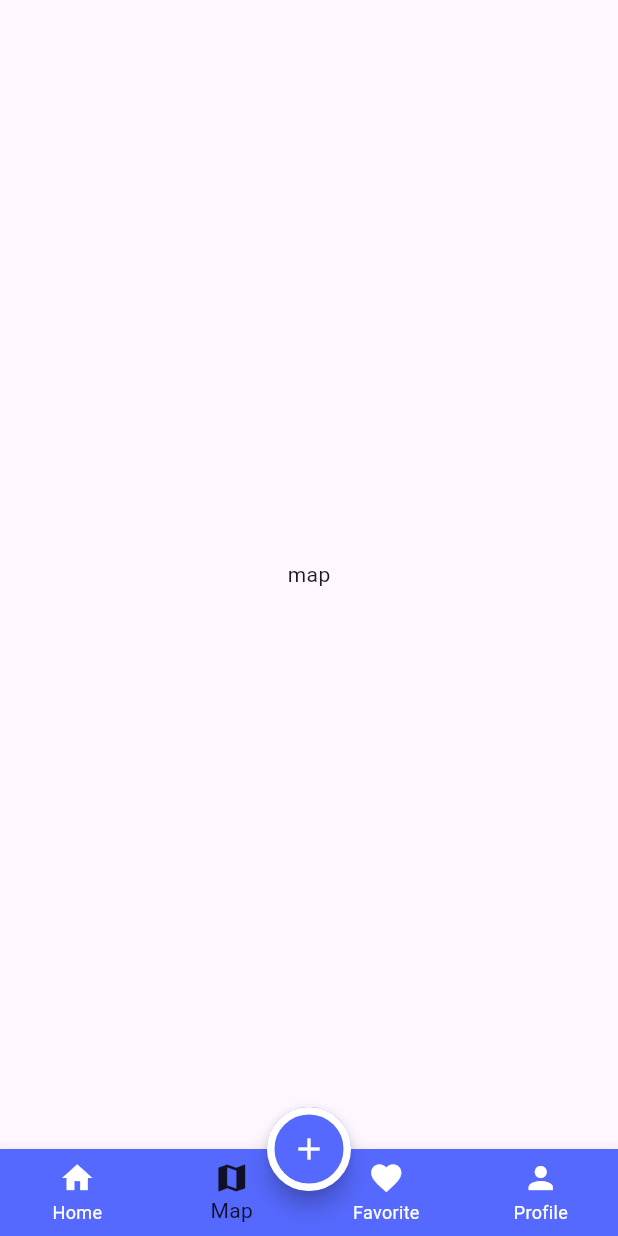
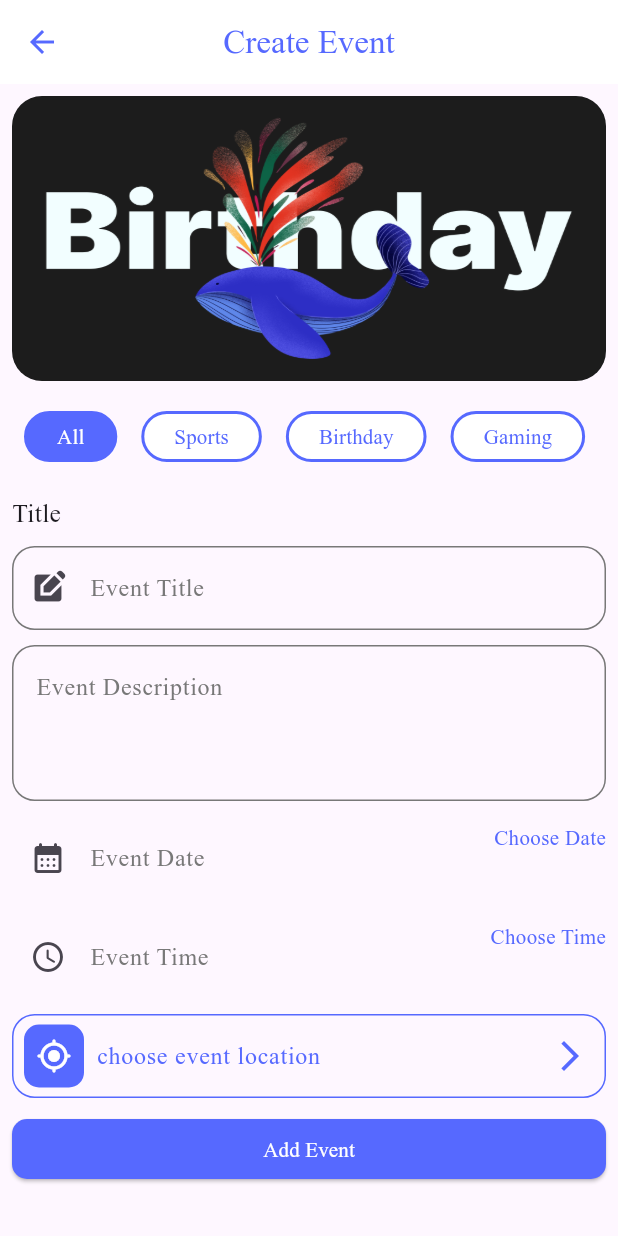
Before and after one commit to SajaAsfour/Event-Planning-Mobile-App, a Flutter app: the screen it shows after launch, item 2 of the bottom bar chosen, after a tap on the "add" icon, on a phone screen of 412 x 824 dp. Run offline on Flutter 3.47's test engine with Material 3 defaults, Android fonts, the light colour scheme and no system bars; generated files the repository leaves out were written again.

Commit message:
Add Event Page

```diff
--- a/lib/core/utils/app_theme.dart
+++ b/lib/core/utils/app_theme.dart
@@ -7,7 +7,8 @@ class AppTheme {
   static final ThemeData lightTheme = ThemeData(
     appBarTheme: AppBarTheme(
         backgroundColor: AppColors.primaryLight,
-        foregroundColor: AppColors.primaryDark),
+        foregroundColor: AppColors.primaryDark
+        ),
     bottomNavigationBarTheme: BottomNavigationBarThemeData(
         selectedItemColor: AppColors.primaryDark,
         unselectedItemColor: AppColors.whiteColor,
@@ -24,7 +25,8 @@ class AppTheme {
   static final ThemeData darkTheme = ThemeData(
     appBarTheme: AppBarTheme(
         backgroundColor: AppColors.primaryDark,
-        foregroundColor: AppColors.primaryLight),
+        foregroundColor: AppColors.primaryLight
+        ),
     bottomNavigationBarTheme: BottomNavigationBarThemeData(
         selectedItemColor: AppColors.primaryLight,
         unselectedItemColor: AppColors.whiteColor,
--- /dev/null
+++ b/lib/core/widget/CustomTextField.dart
@@ -0,0 +1,66 @@
+// ignore_for_file: prefer_const_constructors
+
+import 'package:flutter/material.dart';
+import 'package:tevent/core/utils/app_colors.dart';
+
+class CustomTextField extends StatelessWidget {
+  final Color? color;
+  final String hintText;
+  final String? labelText;
+  final TextStyle? hintStyle;
+  final TextStyle? labelStyle;
+  final Widget? prefixIcon;
+  final Widget? suffixIcon;
+  final bool obscureText;
+  final int? maxLines;
+  final TextEditingController? controller;
+  final TextInputType? keyboardType;
+  final bool readOnly;
+
+   CustomTextField({
+    Key? key,
+    this.color,
+    required this.hintText,
+    this.labelText,
+    this.hintStyle,
+    this.labelStyle,
+    this.prefixIcon,
+    this.suffixIcon,
+    this.readOnly=false,
+    this.obscureText = false,
+    this.maxLines = 1,
+    this.controller,
+    this.keyboardType,
+  }) : super(key: key);
+
+  @override
+  Widget build(BuildContext context) {
+    return TextField(
+      readOnly:readOnly,
+      controller: controller,
+      keyboardType: keyboardType,
+      obscureText: obscureText,
+      maxLines: maxLines,
+      decoration: InputDecoration(
+        hintText: hintText,
+        hintStyle: hintStyle,
+        labelText: labelText,
+        labelStyle: labelStyle,
+        prefixIcon: prefixIcon,
+        suffixIcon: suffixIcon,
+        border: OutlineInputBorder(
+          borderRadius: BorderRadius.circular(15),
+          borderSide: BorderSide(color: color!),
+        ),
+        enabledBorder: OutlineInputBorder(
+          borderRadius: BorderRadius.circular(15),
+          borderSide: BorderSide(color: color!),
+        ),
+        focusedBorder: OutlineInputBorder(
+          borderRadius: BorderRadius.circular(15),
+          borderSide: BorderSide(color: color!),
+        ),
+      ),
+    );
+  }
+}
--- /dev/null
+++ b/lib/core/widget/TabEventWidget1.dart
@@ -0,0 +1,31 @@
+// ignore_for_file: prefer_const_constructors_in_immutables, prefer_const_constructors, must_be_immutable
+
+import 'package:flutter/material.dart';
+import 'package:tevent/core/utils/app_colors.dart';
+
+class Tabeventwidget1 extends StatelessWidget {
+  Tabeventwidget1(
+      {super.key, required this.eventName, required this.isSelected});
+  String eventName;
+  bool isSelected;
+  @override
+  Widget build(BuildContext context) {
+    return Container(
+
+      padding: EdgeInsets.symmetric(
+        horizontal: 20,
+        vertical: 5,
+      ),
+      decoration: BoxDecoration(
+        color: isSelected?AppColors.primaryLight:AppColors.whiteColor,
+        borderRadius: BorderRadius.circular(20),
+        border: Border.all(color: AppColors.primaryLight, width: 2),
+      ),
+      child: Text(
+        eventName,
+        style: TextStyle(
+            color: isSelected?AppColors.whiteColor: AppColors.primaryLight, fontFamily: "Times New Roman"),
+      ),
+    );
+  }
+}
--- /dev/null
+++ b/lib/feature/home/add_event_page.dart
@@ -0,0 +1,267 @@
+// ignore_for_file: prefer_const_constructors_in_immutables, prefer_const_constructors, prefer_const_literals_to_create_immutables
+
+import 'package:flutter/material.dart';
+import 'package:intl/intl.dart';
+import 'package:tevent/core/utils/app_colors.dart';
+import 'package:flutter_gen/gen_l10n/app_localizations.dart';
+import 'package:tevent/core/widget/CustomTextField.dart';
+import 'package:tevent/core/widget/TabEventWidget1.dart';
+import 'package:tevent/feature/home/home_page.dart';
+
+class AddEventPage extends StatefulWidget {
+  AddEventPage({super.key});
+
+  @override
+  State<AddEventPage> createState() => _AddEventPageState();
+}
+
+class _AddEventPageState extends State<AddEventPage> {
+  var startTimeController = TextEditingController();
+  var dateContrller = TextEditingController();
+  int selectedIndex = 0;
+  @override
+  Widget build(BuildContext context) {
+    List<String> eventNameList = [
+      AppLocalizations.of(context)!.all,
+      AppLocalizations.of(context)!.sports,
+      AppLocalizations.of(context)!.birthday,
+      AppLocalizations.of(context)!.gaming,
+      AppLocalizations.of(context)!.meetting,
+      AppLocalizations.of(context)!.workshop,
+      AppLocalizations.of(context)!.eating,
+    ];
+    return Scaffold(
+      appBar: AppBar(
+        backgroundColor: AppColors.whiteColor,
+        foregroundColor: AppColors.primaryLight,
+        centerTitle: true,
+        title: Text(
+          "Create Event",
+          style: TextStyle(
+            color: AppColors.primaryLight,
+            fontFamily: "Times New Roman",
+          ),
+        ),
+      ),
+      body: Padding(
+        padding: const EdgeInsets.all(8.0),
+        child: Column(
+          crossAxisAlignment: CrossAxisAlignment.start,
+          children: [
+            Container(
+              height: 190,
+              decoration: BoxDecoration(
+                  borderRadius: BorderRadius.circular(20),
+                  image: DecorationImage(
+                      image: AssetImage("assets/images/birthday.png"),
+                      fit: BoxFit.fill)),
+            ),
+            SizedBox(
+              height: 10,
+            ),
+            DefaultTabController(
+              length: eventNameList.length,
+              child: TabBar(
+                  onTap: (index) {
+                    setState(() {
+                      selectedIndex = index;
+                    });
+                  },
+                  indicatorColor: AppColors.transparentColor,
+                  dividerColor: AppColors.transparentColor,
+                  isScrollable: true,
+                  tabAlignment: TabAlignment.start,
+                  labelPadding:
+                      EdgeInsets.symmetric(horizontal: 8, vertical: 10),
+                  tabs: eventNameList.map((eventName) {
+                    return Tabeventwidget1(
+                        eventName: eventName,
+                        isSelected:
+                            selectedIndex == eventNameList.indexOf(eventName));
+                  }).toList()),
+            ),
+            SizedBox(
+              height: 10,
+            ),
+            Expanded(
+              child: SingleChildScrollView(
+                child: Column(
+                  crossAxisAlignment: CrossAxisAlignment.start,
+                  children: [
+                    Text(
+                      "Title",
+                      style: TextStyle(
+                          fontFamily: "Times New Roman", fontSize: 17),
+                    ),
+                    SizedBox(
+                      height: 10,
+                    ),
+                    CustomTextField(
+                      hintText: "Event Title",
+                      prefixIcon: Icon(Icons.edit_square),
+                      hintStyle: TextStyle(
+                          fontFamily: "Times New Roman",
+                          color: AppColors.greyColor),
+                      color: AppColors.greyColor,
+                    ),
+                    SizedBox(
+                      height: 10,
+                    ),
+                    CustomTextField(
+                      hintText: "Event Description",
+                      maxLines: 3,
+                      color: AppColors.greyColor,
+                      hintStyle: TextStyle(
+                          fontFamily: "Times New Roman",
+                          color: AppColors.greyColor),
+                    ),
+                    SizedBox(
+                      height: 10,
+                    ),
+                    CustomTextField(
+                      hintText:
+                          "Event Date", // Hint will be visible when text is empty
+                      controller: dateContrller,
+                      readOnly: true,
+                      prefixIcon: Icon(Icons.calendar_month_rounded),
+                      suffixIcon: GestureDetector(
+                        onTap: () async {
+                          DateTime? pickedDate = await showDatePicker(
+                            context: context,
+                            initialDate: DateTime.now(),
+                            firstDate: DateTime(2000),
+                            lastDate: DateTime(2028),
+                          );
+                          if (pickedDate != null) {
+                            setState(() {
+                              dateContrller.text =
+                                  DateFormat("dd/MM/yyyy").format(pickedDate);
+                            });
+                          }
+                        },
+                        child: Text(
+                          "Choose Date",
+                          style: TextStyle(
+                            fontFamily: "Times New Roman",
+                            color: AppColors.primaryLight,
+                          ),
+                        ),
+                      ),
+                      hintStyle: TextStyle(
+                        fontFamily: "Times New Roman",
+                        color: AppColors
+                            .greyColor, // Ensure hint color is distinct
+                      ),
+                      color: AppColors.transparentColor,
+                    ),
+                    SizedBox(
+                      height: 10,
+                    ),
+                    CustomTextField(
+                      hintText:
+                          "Event Time", // Hint will be visible when text is empty
+                      controller: startTimeController,
+                      readOnly: true,
+                      prefixIcon: Icon(Icons.access_time_rounded),
+                      suffixIcon: GestureDetector(
+                        onTap: () async {
+                          DateTime? pickedTime = await showTimePicker(
+                                  context: context,
+                                  initialTime: TimeOfDay.now())
+                              .then((value) {
+                            if (value != null) {
+                              startTimeController.text = value.format(context);
+                            }
+                          });
+
+                          if (pickedTime != null) {
+                            setState(() {
+                              startTimeController.text =
+                                  DateFormat("dd/MM/yyyy").format(pickedTime);
+                            });
+                          }
+                        },
+                        child: Text(
+                          "Choose Time",
+                          style: TextStyle(
+                            fontFamily: "Times New Roman",
+                            color: AppColors.primaryLight,
+                          ),
+                        ),
+                      ),
+                      hintStyle: TextStyle(
+                        fontFamily: "Times New Roman",
+                        color: AppColors
+                            .greyColor, // Ensure hint color is distinct
+                      ),
+                      color: AppColors.transparentColor,
+                    ),
+                    SizedBox(
+                      height: 10,
+                    ),
+                    CustomTextField(
+                      hintText: " choose event location",
+                      color: AppColors.primaryLight,
+                      hintStyle: TextStyle(
+                        fontFamily: "Times New Roman",
+                        color: AppColors.primaryLight,
+                      ),
+                      prefixIcon: Padding(
+                        padding: EdgeInsets.only(left: 8, top: 3, bottom: 3),
+                        child: Container(
+                          width: 20,
+                          decoration: BoxDecoration(
+                              color: AppColors.primaryLight,
+                              borderRadius: BorderRadius.circular(10)),
+                          child: Icon(
+                            Icons.my_location_rounded,
+                            color: AppColors.whiteColor,
+                          ),
+                        ),
+                      ),
+                      suffixIcon: IconButton(
+                        onPressed: () {},
+                        icon: Icon(
+                          Icons.arrow_forward_ios_outlined,
+                          color: AppColors.primaryLight,
+                        ),
+                      ),
+                      readOnly: true,
+                    ),
+                    SizedBox(
+                      height: 10,
+                    ),
+                    SizedBox(
+                      width: double.infinity,
+                      child: ElevatedButton(
+                        style: ElevatedButton.styleFrom(
+                          backgroundColor: AppColors.primaryLight,
+                          shape: RoundedRectangleBorder(
+                            borderRadius:
+                                BorderRadius.circular(10), // Adjust as needed
+                          ),
+                        ),
+                        onPressed: () {
+                          Navigator.of(context)
+                              .push(MaterialPageRoute(builder: (context) {
+                            return HomePage();
+                          }));
+                        },
+                        child: Text(
+                          "Add Event",
+                          style: TextStyle(
+                              fontFamily: "Times New Roman",
+                              color: AppColors.whiteColor),
+                        ),
+                      ),
+                    )
+                  ],
+                ),
+              ),
+            ),
+          ],
+        ),
+      ),
+    );
+  }
+}
--- a/lib/feature/home/home_page.dart
+++ b/lib/feature/home/home_page.dart
@@ -2,6 +2,7 @@
 
 import 'package:flutter/material.dart';
 import 'package:flutter_gen/gen_l10n/app_localizations.dart';
+import 'package:tevent/feature/home/add_event_page.dart';
 import 'package:tevent/feature/home/tabs/favorite_tab.dart';
 import 'package:tevent/feature/home/tabs/home_tab.dart';
 import 'package:tevent/feature/home/tabs/map_tab.dart';
@@ -22,7 +23,12 @@ class _HomePageState extends State<HomePage> {
     return Scaffold(
       floatingActionButtonLocation: FloatingActionButtonLocation.centerDocked,
       floatingActionButton: FloatingActionButton(
-        onPressed: () {},
+        onPressed: () {
+          Navigator.of(context).push(
+              MaterialPageRoute(builder: (context){
+                return AddEventPage();
+              }));
+        },
         child: Icon(Icons.add),
       ),
       body: tabs[selectedIndex],
```
